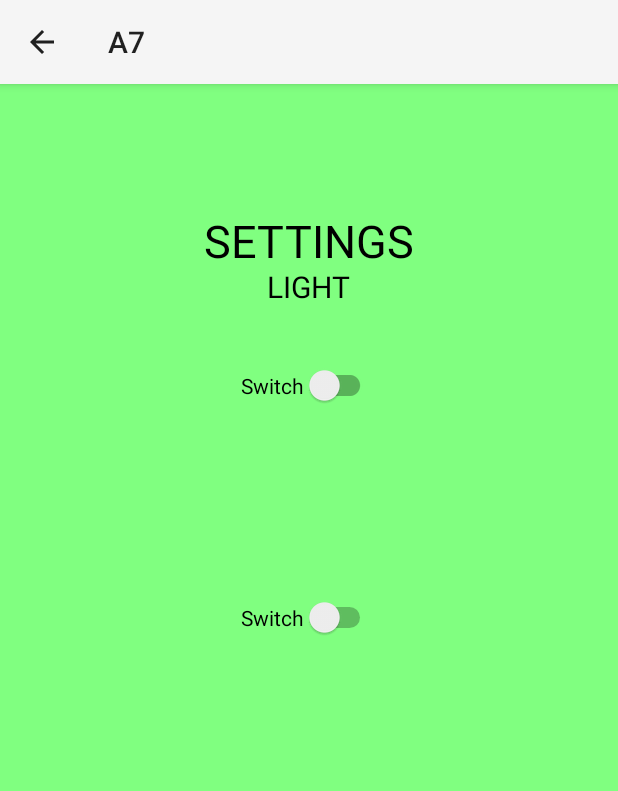
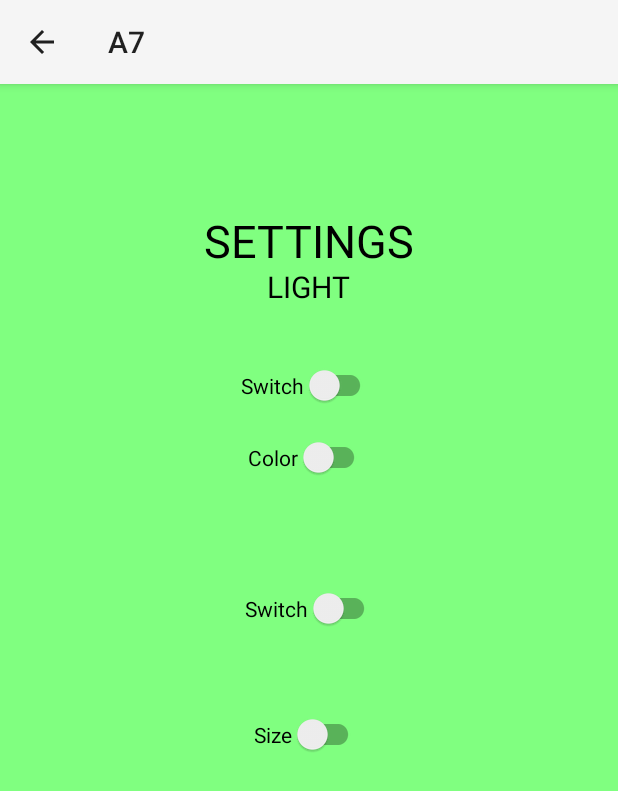
Before and after one commit to HarisSaran/android_rss, an Android app: the OptionsActivity screen opened directly, with no data from a screen before it, on a phone screen of 412 x 824 dp. Shown: the top 791 px of the screen. Run offline under Robolectric (Android 15) with nearby library versions, the phone set to English and light mode, and no system bars.

Commit message:
working on changing size when switch is toggled

```diff
--- a/app/src/main/AndroidManifest.xml
+++ b/app/src/main/AndroidManifest.xml
@@ -16,7 +16,7 @@
         <activity
             android:name=".NewsItem"
             android:exported="true"
-            android:parentActivityName=".OptionsActivity"/>
+            android:parentActivityName=".MainActivity"/>
         <activity
             android:name=".ListActivity"
             android:exported="true"
--- a/app/src/main/java/com/example/a7/OptionsActivity.java
+++ b/app/src/main/java/com/example/a7/OptionsActivity.java
@@ -9,6 +9,7 @@ import android.content.Context;
 import android.content.Intent;
 import android.content.SharedPreferences;
 import android.os.Bundle;
+import android.preference.PreferenceManager;
 import android.view.Menu;
 import android.view.MenuInflater;
 import android.view.MenuItem;
@@ -16,6 +17,7 @@ import android.view.View;
 import android.widget.CompoundButton;
 import android.widget.EditText;
 import android.widget.ImageButton;
+import android.widget.Switch;
 import android.widget.TextView;
 import android.widget.Toast;
 
@@ -28,14 +30,18 @@ public class OptionsActivity extends AppCompatActivity {
     private SwitchMaterial themeSwitch;
     private TextView themeTV, titleTV;
 
+    private SwitchMaterial clrTextSwitch;
+    private SwitchMaterial sizeTextSwitch;
+
+
     SharedPreferences sharedPreferences;
 //    TextView myAge;
 //    TextView myName;
 
 
     private UserSettings settings;
-    // -------------------------------------------------------
-
+    String text_color = "";
+    String text_size = "";
 
     @Override
     protected void onCreate(Bundle savedInstanceState) {
@@ -49,58 +55,56 @@ public class OptionsActivity extends AppCompatActivity {
         initWidgets();
         loadSharedPreferences();
         initSwitchListener();
-        // -------------------------------------------------------
-//        myAge = findViewById(R.id.tv_world_news);
-//        myName = findViewById(R.id.tv_sports);
-        // -------------------------------------------------------
+
+
+        colorSwitchListener();
 
         sharedPreferences = getPreferences(Context.MODE_PRIVATE);
 
         // This should happend when the switch is changed
-//        myToolbar.setNavigationOnClickListener(new View.OnClickListener() {
-//            @Override
-//            public void onClick(View view) {
-//            String age;
-//            String name;
-//
-//            // TRY CREATING ANOTHER EDITOR
-//            SharedPreferences.Editor editor = sharedPreferences.edit();
-//           myName = findViewById(R.id.tv_world_news);
-//           myAge = findViewById(R.id.tv_sports);
-//            try {
-//                age = "THIS IS A TEST for sports";
-//                name = "THIS IS A TEST for world news";
-//            } catch(NumberFormatException nfe){
-//                age = "0";
-//               name = "You Need a Name";
-//            }
-//                editor.putString("THIS IS A TEST for sports", age);
-//                editor.putString("THIS IS A TEST for world news", name);
-//            editor.apply();
-//
-//            String myAge = sharedPreferences.getString("THIS IS A TEST for sports", "10");
-//            String myName = sharedPreferences.getString("THIS IS A TEST for world news","Haris");
-//            Toast.makeText(OptionsActivity.this, "Saved age: "+myAge+" "+ "Saved name: "+myName , Toast.LENGTH_SHORT).show();
-//
-//                Intent intent = new Intent(OptionsActivity.this, MainActivity.class);
-//                startActivity(intent);
-//        }
-//            });
+        myToolbar.setNavigationOnClickListener(new View.OnClickListener() {
+            @Override
+            public void onClick(View view) {
+//                Toast.makeText(OptionsActivity.this, "GOBACK", Toast.LENGTH_SHORT).show();
+                sharedPreferences = PreferenceManager.getDefaultSharedPreferences(OptionsActivity.this);
+                SharedPreferences.Editor editor = sharedPreferences.edit();
+                editor.putString(getString(R.string.text_size),text_size);
+                editor.putString(getString(R.string.font_color),text_color);
+                editor.apply();
+
+                Intent intent = new Intent(OptionsActivity.this, MainActivity.class);
+                startActivity(intent);
+        }
+        });
     };
 
-    // -------------------------------------------------------
-    private void initWidgets(){
-        themeTV = findViewById(R.id.themeTV);
-        titleTV = findViewById(R.id.titleTV);
-        themeSwitch = findViewById(R.id.themeSwitch);
-        parentView = findViewById(R.id.parentView);
+    public void sizeSwitchListener(){
+        sizeTextSwitch.setOnCheckedChangeListener(new CompoundButton.OnCheckedChangeListener() {
+            @Override
+            public void onCheckedChanged(CompoundButton compoundButton, boolean checked) {
+                if(checked)
+//                    settings.setCustomTheme(UserSettings.DARK_THEME);
+                    text_color = "yellow";
+                else
+                    text_color = "pink";
+            }
+        });
     }
 
-    private void loadSharedPreferences(){
-        SharedPreferences sharedPreferences = getSharedPreferences(UserSettings.PREFERENCES, MODE_PRIVATE);
-        String theme = sharedPreferences.getString(UserSettings.CUSTOM_THEME, UserSettings.LIGHT_THEME);
-        settings.setCustomTheme(theme);
+    public void colorSwitchListener(){
+        clrTextSwitch.setOnCheckedChangeListener(new CompoundButton.OnCheckedChangeListener() {
+            @Override
+            public void onCheckedChanged(CompoundButton compoundButton, boolean checked) {
+                if(checked)
+//                    settings.setCustomTheme(UserSettings.DARK_THEME);
+                    text_color = "yellow";
+                else
+                    text_color = "pink";
+            }
+        });
     }
+
+    //----------------------------------------------------------------------------------------------
 
     private void initSwitchListener(){
         themeSwitch.setOnCheckedChangeListener(new CompoundButton.OnCheckedChangeListener() {
@@ -120,6 +124,24 @@ public class OptionsActivity extends AppCompatActivity {
         });
     }
 
+    // -------------------------------------------------------
+    private void initWidgets(){
+        themeTV = findViewById(R.id.themeTV);
+        titleTV = findViewById(R.id.titleTV);
+        themeSwitch = findViewById(R.id.themeSwitch);
+        parentView = findViewById(R.id.parentView);
+        clrTextSwitch = findViewById(R.id.switch_txcolor);
+        sizeTextSwitch = findViewById(R.id.switch_txsize);
+    }
+
+    private void loadSharedPreferences(){
+        SharedPreferences sharedPreferences = getSharedPreferences(UserSettings.PREFERENCES, MODE_PRIVATE);
+        String theme = sharedPreferences.getString(UserSettings.CUSTOM_THEME, UserSettings.LIGHT_THEME);
+        settings.setCustomTheme(theme);
+    }
+
+
+
     private void updateView()
     {
         final int black = ContextCompat.getColor(this, R.color.cardview_dark_background);
@@ -132,6 +154,8 @@ public class OptionsActivity extends AppCompatActivity {
             themeTV.setText("Dark");
             parentView.setBackgroundColor(black);
             themeSwitch.setChecked(true);
+            clrTextSwitch.setChecked(true);
+            sizeTextSwitch.setChecked(true);
         }
         else
         {
@@ -140,6 +164,8 @@ public class OptionsActivity extends AppCompatActivity {
             themeTV.setText("Light");
             parentView.setBackgroundColor(white);
             themeSwitch.setChecked(false);
+            clrTextSwitch.setChecked(false);
+            sizeTextSwitch.setChecked(false);
         }
 
     }
@@ -160,17 +186,4 @@ public class OptionsActivity extends AppCompatActivity {
         return super.onCreateOptionsMenu(menu);
     }
 
-
-//    @Override
-//    public boolean onOptionsItemSelected(@NonNull MenuItem item) {
-//        if (item.getItemId() == R.id.rocket){
-//            // do something   go to options menu
-//            Toast.makeText(this, "Keep going", Toast.LENGTH_SHORT).show();
-//        } else if (item.getItemId() == R.id.to_options){
-//            Toast.makeText(this, "Go to options menu", Toast.LENGTH_SHORT).show();
-//            // THIS SHOULD BE DONE WITH SHARED PREFERENCES (3 or 4 different changes should be able to be made..)
-//            startActivity(new Intent(this, OptionsActivity.class));
-//        }
-//        return super.onOptionsItemSelected(item);
-//    }
 }
--- a/app/src/main/res/layout/activity_options.xml
+++ b/app/src/main/res/layout/activity_options.xml
@@ -53,11 +53,33 @@
         android:layout_marginTop="243dp"
         android:text="Switch" />
 
-    <Switch
-        android:id="@+id/switch1"
+    <com.google.android.material.switchmaterial.SwitchMaterial
+        android:id="@+id/switch_txcolor"
         android:layout_width="wrap_content"
         android:layout_height="wrap_content"
+        android:layout_alignParentTop="true"
         android:layout_centerInParent="true"
+        android:layout_marginTop="291dp"
+        android:text="Color" />
+
+    <com.google.android.material.switchmaterial.SwitchMaterial
+        android:id="@+id/switch_txsize"
+        android:layout_width="wrap_content"
+        android:layout_height="wrap_content"
+        android:layout_alignParentTop="true"
+        android:layout_centerHorizontal="true"
+        android:layout_marginTop="476dp"
+        android:text="Size" />
+
+    <com.google.android.material.switchmaterial.SwitchMaterial
+        android:id="@+id/switch3"
+        android:layout_width="wrap_content"
+        android:layout_height="wrap_content"
+        android:layout_alignParentStart="true"
+        android:layout_alignParentTop="true"
+        android:layout_centerHorizontal="true"
+        android:layout_marginStart="163dp"
+        android:layout_marginTop="392dp"
         android:text="Switch" />
 
 
--- a/app/src/main/res/values/strings.xml
+++ b/app/src/main/res/values/strings.xml
@@ -9,4 +9,9 @@
     <string name="world_text">world news goes here world news goes here world news goes here world
         news goes here world news goes here  </string>
 
+    <string name="text_size">Change Text Size</string>
+    <string name="font_color">Change Font Color</string>
+
+
+
 </resources>
```
Also changed, not shown: app/src/main/java/com/example/a7/MainActivity.java (+54 -1 lines).
